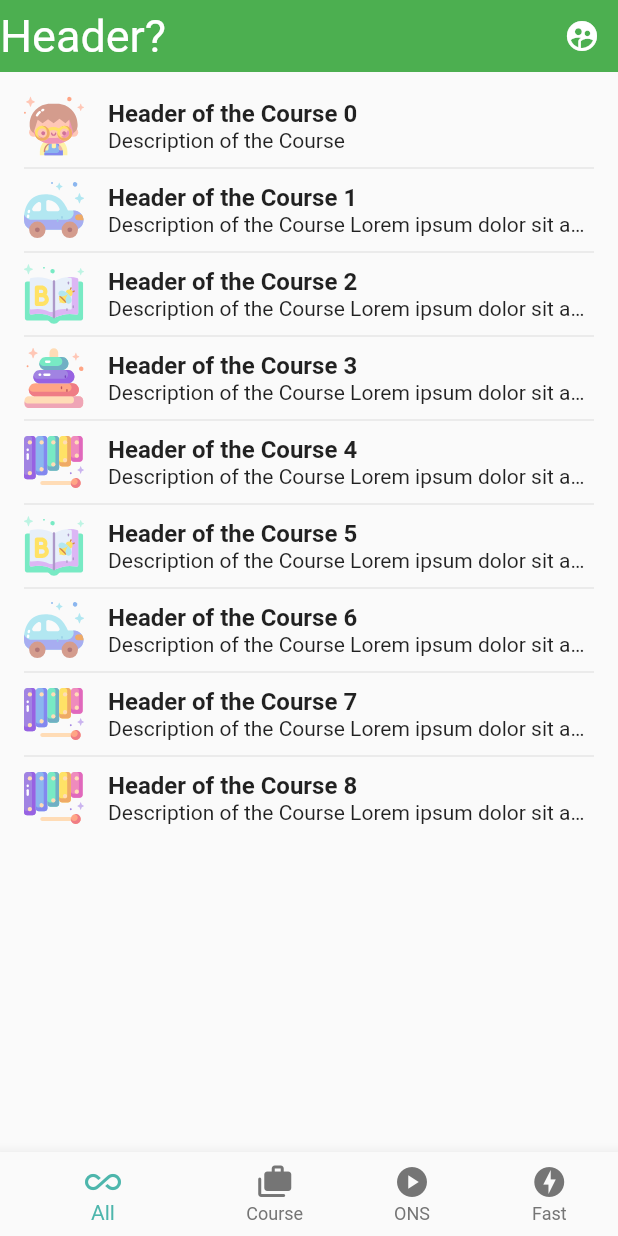
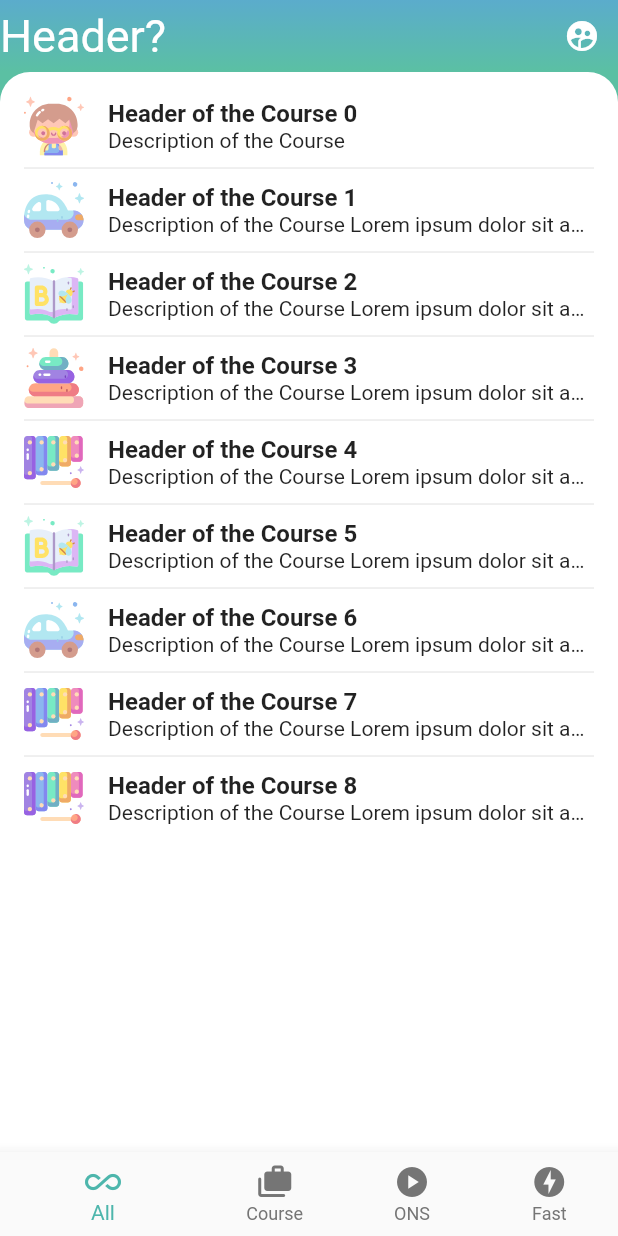
Before and after one commit to Akumai/flutter_first_project, a Flutter app: the screen it shows after launch, on a phone screen of 412 x 824 dp. Run offline on Flutter 3.47's test engine with Material 2 defaults, Android fonts, the phone set to English and light mode, and no system bars; our stand-ins replace flutter_svg.

```diff
--- a/lib/page/coursepage.dart
+++ b/lib/page/coursepage.dart
@@ -1,27 +1,6 @@
-import 'package:english_words/english_words.dart';
 import 'package:flutter/material.dart';
 import 'package:flutter_svg/svg.dart';
 import 'package:startup_namer/model/courses.dart';
-
-class CoursesPage extends StatelessWidget {
-  final TextStyle optionStyle;
-
-  const CoursesPage({
-    Key? key,
-    required this.optionStyle,
-  }) : super(key: key);
-
-  @override
-  Widget build(BuildContext context) {
-    String wordPairs = generateWordPairs().take(100).join(" ");
-    return SingleChildScrollView(
-      child: Text(
-        'Index 0: All $wordPairs',
-        style: optionStyle,
-      ),
-    );
-  }
-}
 
 class RandomCourses extends StatelessWidget {
   final int amount;
@@ -31,7 +10,14 @@ class RandomCourses extends StatelessWidget {
   @override
   Widget build(BuildContext context) {
     List<CourseTemplate> _courses = CourseTemplate.randomCourseList(amount);
-    return ListView.builder(
+    return Container(
+      color: Color(0xff5bc0a3),
+      child: Container(
+        decoration: BoxDecoration(
+            borderRadius: BorderRadius.only(
+                topLeft: Radius.circular(20), topRight: Radius.circular(20)),
+            color: Colors.white),
+        child: ListView.builder(
           itemCount: _courses.length * 2 - 1,
           padding: const EdgeInsets.all(16.0),
           itemBuilder: (context, i) {
@@ -42,6 +28,8 @@ class RandomCourses extends StatelessWidget {
             }
             return _buildRow(_courses[courseIndex]);
           },
+        ),
+      ),
     );
   }
 
--- a/lib/page/homepage.dart
+++ b/lib/page/homepage.dart
@@ -32,7 +32,6 @@ class _HomePageState extends State<HomePage> {
           children: [
             const HeaderWidget(),
             Expanded(
-              // child: _widgetOptions.elementAt(_selectedIndex),
               child: IndexedStack(
                 index: _selectedIndex,
                 children: _screens,
--- a/lib/widgets/header.dart
+++ b/lib/widgets/header.dart
@@ -8,7 +8,14 @@ class HeaderWidget extends StatelessWidget {
   @override
   Widget build(BuildContext context) {
     return Container(
-        color: Colors.green,
+      padding: EdgeInsets.only(top: MediaQuery.of(context).padding.top),
+      // color: Colors.green,
+      decoration: BoxDecoration(
+        gradient: LinearGradient(
+            begin: Alignment.bottomCenter,
+            end: Alignment.topCenter,
+            colors: [Color(0xff5bc0a3), Color(0xff5baccc)]),
+      ),
       child: Row(children: [
         Text("Header?", style: TextStyle(fontSize: 30, color: Colors.white)),
         Expanded(child: Container()),
@@ -20,6 +27,7 @@ class HeaderWidget extends StatelessWidget {
           ),
           onPressed: () {},
         ),
-        ]));
+      ]),
+    );
   }
 }
```
Lines whose indentation alone changed are shown as unchanged.
